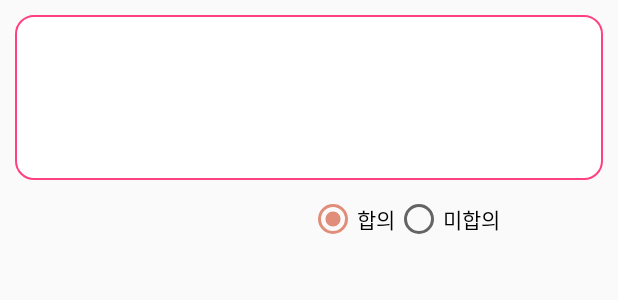
After one commit to JeonHuiJae/FIX, an Android app: the layout consent_special_dialog.xml on its own in the app's theme, with its tools: preview values and no code run, on a phone screen of 412 x 824 dp. The commit adds this screen. Shown: the top 300 px of the screen. Run offline under Robolectric (Android 15) with nearby library versions, the phone set to English and light mode, and no system bars.

Commit message:
조건 수정 기능 수정완료

```diff
--- /dev/null
+++ b/Fix/app/src/main/res/layout/consent_special_dialog.xml
@@ -0,0 +1,46 @@
+<?xml version="1.0" encoding="utf-8"?>
+<LinearLayout
+    xmlns:android="http://schemas.android.com/apk/res/android"
+    android:layout_width="match_parent"
+    android:layout_height="wrap_content"
+    android:orientation="vertical"
+    android:padding="10dp">
+    <EditText
+        android:id="@+id/special_consent_detail"
+        android:layout_width="match_parent"
+        android:layout_height="wrap_content"
+        android:lines="10"
+        android:minLines="5"
+        android:maxLines="20"
+        android:background="@drawable/edit_text_border"/>
+    <LinearLayout
+        android:layout_width="match_parent"
+        android:layout_height="wrap_content"
+        android:paddingTop="10dp">
+        <TextView
+            android:layout_width="0dp"
+            android:layout_weight="2"
+            android:layout_height="wrap_content" />
+        <RadioGroup
+            android:id="@+id/special_rd"
+            android:layout_width="0dp"
+            android:layout_weight="2"
+            android:layout_height="wrap_content"
+            android:layout_gravity="center"
+            android:orientation="horizontal">
+            <RadioButton
+                android:id="@+id/radio_special_consent"
+                android:layout_width="wrap_content"
+                android:layout_height="wrap_content"
+                android:checked="true"
+                android:text="합의"/>
+            <RadioButton
+                android:id="@+id/radio_special_unconsent"
+                android:layout_width="wrap_content"
+                android:layout_height="wrap_content"
+                android:text="미합의"/>
+        </RadioGroup>
+
+    </LinearLayout>
+
+</LinearLayout>
```
Also changed, not shown: Fix/app/src/main/java/com/example/hhj73/fix/ChatActivity.java (+59 -23 lines).
